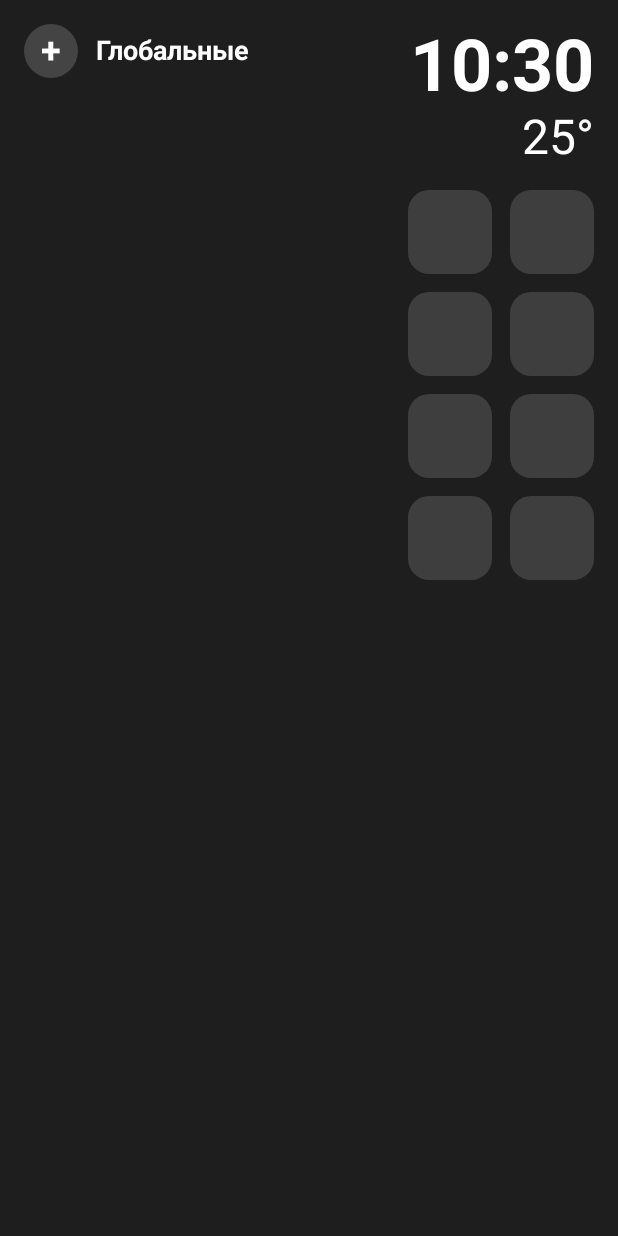
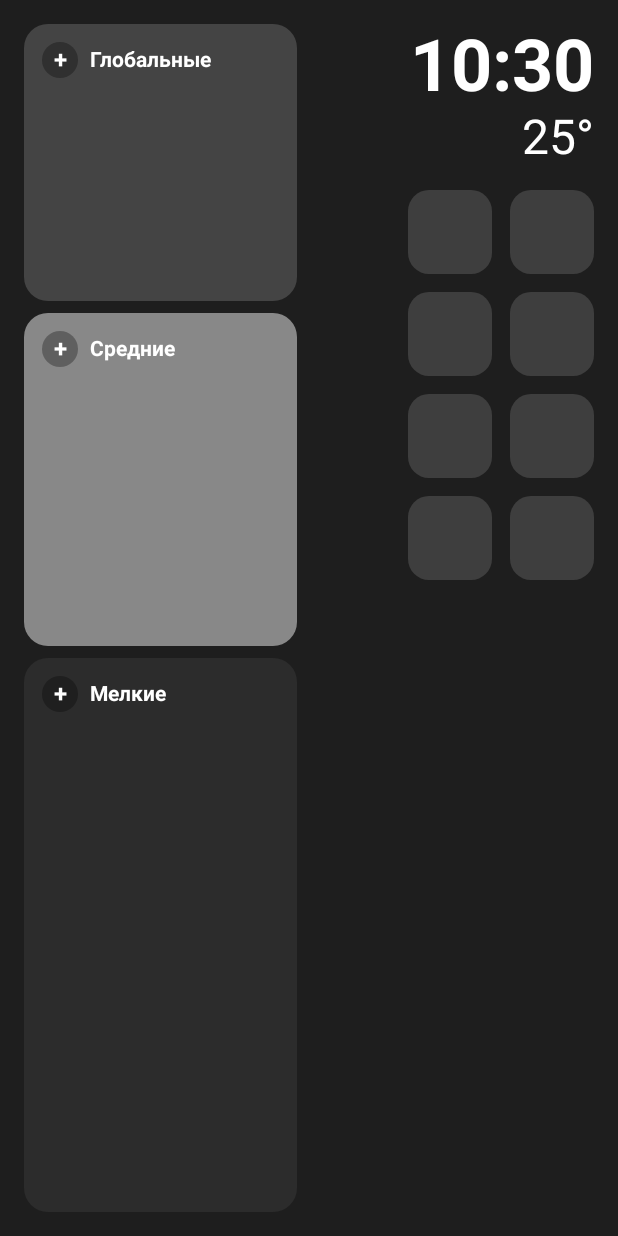
Before and after one commit to Altegro-Salvatore/MyLauncher, an Android app built with Jetpack Compose: the screen it shows after launch (MainActivity), on a phone screen of 412 x 824 dp. Run offline under Robolectric (Android 15) with nearby library versions, the phone set to English and light mode, and no system bars.

Commit message:
Update MainActivity.kt

```diff
--- a/app/src/main/java/com/example/gamelauncher/MainActivity.kt
+++ b/app/src/main/java/com/example/gamelauncher/MainActivity.kt
@@ -46,7 +46,8 @@ import java.util.Locale
 import java.util.UUID
 
 data class AppInfo(val name: String, val packageName: String, val icon: Drawable)
-data class TaskItem(val id: String, val title: String, val isDone: Boolean)
+// Добавили category, чтобы понимать, к какой плашке относится задача
+data class TaskItem(val id: String, val title: String, val isDone: Boolean, val category: String)
 
 fun saveTasks(context: Context, tasks: List<TaskItem>) {
     val jsonArray = JSONArray()
@@ -55,6 +56,7 @@ fun saveTasks(context: Context, tasks: List<TaskItem>) {
         jsonObj.put("id", it.id)
         jsonObj.put("title", it.title)
         jsonObj.put("isDone", it.isDone)
+        jsonObj.put("category", it.category)
         jsonArray.put(jsonObj)
     }
     context.getSharedPreferences("launcher_prefs", Context.MODE_PRIVATE)
@@ -69,7 +71,12 @@ fun loadTasks(context: Context): List<TaskItem> {
         val jsonArray = JSONArray(jsonStr)
         for (i in 0 until jsonArray.length()) {
             val obj = jsonArray.getJSONObject(i)
-            list.add(TaskItem(obj.getString("id"), obj.getString("title"), obj.getBoolean("isDone")))
+            list.add(TaskItem(
+                obj.getString("id"),
+                obj.getString("title"),
+                obj.getBoolean("isDone"),
+                obj.optString("category", "Minor") // По умолчанию в мелкие
+            ))
         }
     } catch (e: Exception) {}
     return list
@@ -77,7 +84,6 @@ fun loadTasks(context: Context): List<TaskItem> {
 
 fun hasUsageStatsPermission(context: Context): Boolean {
     val appOps = context.getSystemService(Context.APP_OPS_SERVICE) as AppOpsManager
-    // Вот тут была ошибка, теперь AppOpsManager
     val mode = appOps.unsafeCheckOpNoThrow(AppOpsManager.OPSTR_GET_USAGE_STATS, android.os.Process.myUid(), context.packageName)
     return mode == AppOpsManager.MODE_ALLOWED
 }
@@ -136,8 +142,11 @@ fun ScreenOne() {
     var currentTime by remember { mutableStateOf("") }
 
     var tasks by remember { mutableStateOf(loadTasks(context)) }
+
+    // Состояния для окна добавления
     var showAddDialog by remember { mutableStateOf(false) }
     var inputTask by remember { mutableStateOf("") }
+    var currentCategory by remember { mutableStateOf("Major") } // По умолчанию глобальные
 
     if (showAddDialog) {
         AlertDialog(
@@ -154,7 +163,7 @@ fun ScreenOne() {
             confirmButton = {
                 TextButton(onClick = {
                     if (inputTask.isNotBlank()) {
-                        val newTask = TaskItem(UUID.randomUUID().toString(), inputTask, false)
+                        val newTask = TaskItem(UUID.randomUUID().toString(), inputTask, false, currentCategory)
                         tasks = tasks + newTask
                         saveTasks(context, tasks)
                     }
@@ -186,48 +195,53 @@ fun ScreenOne() {
     LaunchedEffect(Unit) { hasPermission = hasUsageStatsPermission(context) }
 
     Row(modifier = Modifier.fillMaxSize().background(Color(0xFF1E1E1E)).padding(16.dp)) {
-        // ЛЕВАЯ КОЛОНКА - СПИСОК ЗАДАЧ
-        Column(modifier = Modifier.weight(1f).fillMaxHeight()) {
-            Row(verticalAlignment = Alignment.CenterVertically, modifier = Modifier.fillMaxWidth().padding(bottom = 12.dp)) {
-                Box(
-                    modifier = Modifier.size(36.dp).background(Color.DarkGray, CircleShape)
-                        .clickable { showAddDialog = true },
-                    contentAlignment = Alignment.Center
-                ) {
-                    Text("+", color = Color.White, fontSize = 24.sp, fontWeight = FontWeight.Bold)
-                }
-                Spacer(modifier = Modifier.width(12.dp))
-                Text("Глобальные", color = Color.White, fontSize = 18.sp, fontWeight = FontWeight.Bold)
+
+        // ЛЕВАЯ КОЛОНКА - ТРИ ПЛАШКИ
+        Column(modifier = Modifier.weight(1f).fillMaxHeight(), verticalArrangement = Arrangement.spacedBy(8.dp)) {
+
+            // 1. ГЛОБАЛЬНЫЕ (Маленькая)
+            Box(modifier = Modifier.weight(1f).fillMaxWidth().background(Color.DarkGray, RoundedCornerShape(16.dp))) {
+                QuestListCard(
+                    title = "Глобальные",
+                    category = "Major",
+                    tasks = tasks.filter { it.category == "Major" },
+                    onAddClick = { currentCategory = "Major"; showAddDialog = true },
+                    onTaskToggle = { task ->
+                        val updated = tasks.map { if (it.id == task.id) it.copy(isDone = !it.isDone) else it }
+                        tasks = updated
+                        saveTasks(context, updated)
+                    }
+                )
             }
 
-            LazyColumn(modifier = Modifier.fillMaxSize(), verticalArrangement = Arrangement.spacedBy(8.dp)) {
-                items(tasks) { task ->
-                    Row(
-                        verticalAlignment = Alignment.CenterVertically,
-                        modifier = Modifier.fillMaxWidth().padding(vertical = 4.dp)
-                    ) {
-                        Box(
-                            modifier = Modifier
-                                .size(24.dp)
-                                .border(2.dp, if (task.isDone) Color.Green else Color.Gray, CircleShape)
-                                .background(if (task.isDone) Color.Green else Color.Transparent, CircleShape)
-                                .clickable {
-                                    val updatedTasks = tasks.map {
-                                        if (it.id == task.id) it.copy(isDone = !it.isDone) else it
-                                    }
-                                    tasks = updatedTasks
-                                    saveTasks(context, updatedTasks)
-                                }
-                        )
-                        Spacer(modifier = Modifier.width(12.dp))
-                        Text(
-                            text = task.title,
-                            color = if (task.isDone) Color.Gray else Color.White,
-                            textDecoration = if (task.isDone) TextDecoration.LineThrough else null,
-                            fontSize = 16.sp
-                        )
+            // 2. СРЕДНИЕ (Средняя)
+            Box(modifier = Modifier.weight(1.2f).fillMaxWidth().background(Color.Gray, RoundedCornerShape(16.dp))) {
+                QuestListCard(
+                    title = "Средние",
+                    category = "Medium",
+                    tasks = tasks.filter { it.category == "Medium" },
+                    onAddClick = { currentCategory = "Medium"; showAddDialog = true },
+                    onTaskToggle = { task ->
+                        val updated = tasks.map { if (it.id == task.id) it.copy(isDone = !it.isDone) else it }
+                        tasks = updated
+                        saveTasks(context, updated)
                     }
-                }
+                )
+            }
+
+            // 3. МЕЛКИЕ (Большая)
+            Box(modifier = Modifier.weight(2f).fillMaxWidth().background(Color(0xFF2C2C2C), RoundedCornerShape(16.dp))) {
+                QuestListCard(
+                    title = "Мелкие",
+                    category = "Minor",
+                    tasks = tasks.filter { it.category == "Minor" },
+                    onAddClick = { currentCategory = "Minor"; showAddDialog = true },
+                    onTaskToggle = { task ->
+                        val updated = tasks.map { if (it.id == task.id) it.copy(isDone = !it.isDone) else it }
+                        tasks = updated
+                        saveTasks(context, updated)
+                    }
+                )
             }
         }
 
@@ -264,6 +278,54 @@ fun ScreenOne() {
                             }
                         }
                     }
+                }
+            }
+        }
+    }
+}
+
+// Отдельный компонент для красивой карточки со списком
+@Composable
+fun QuestListCard(
+    title: String,
+    category: String,
+    tasks: List<TaskItem>,
+    onAddClick: () -> Unit,
+    onTaskToggle: (TaskItem) -> Unit
+) {
+    Column(modifier = Modifier.fillMaxSize().padding(12.dp)) {
+        // Шапка с названием и плюсом
+        Row(verticalAlignment = Alignment.CenterVertically, modifier = Modifier.fillMaxWidth().padding(bottom = 8.dp)) {
+            Box(
+                modifier = Modifier.size(24.dp).background(Color.Black.copy(alpha = 0.3f), CircleShape)
+                    .clickable { onAddClick() },
+                contentAlignment = Alignment.Center
+            ) {
+                Text("+", color = Color.White, fontSize = 16.sp, fontWeight = FontWeight.Bold)
+            }
+            Spacer(modifier = Modifier.width(8.dp))
+            Text(title, color = Color.White, fontSize = 14.sp, fontWeight = FontWeight.Bold)
+        }
+
+        // Сам список задач
+        LazyColumn(verticalArrangement = Arrangement.spacedBy(6.dp)) {
+            items(tasks) { task ->
+                Row(verticalAlignment = Alignment.CenterVertically, modifier = Modifier.fillMaxWidth()) {
+                    // Круглый чекбокс
+                    Box(
+                        modifier = Modifier
+                            .size(18.dp)
+                            .border(2.dp, if (task.isDone) Color.Green else Color.LightGray, CircleShape)
+                            .background(if (task.isDone) Color.Green else Color.Transparent, CircleShape)
+                            .clickable { onTaskToggle(task) }
+                    )
+                    Spacer(modifier = Modifier.width(8.dp))
+                    Text(
+                        text = task.title,
+                        color = if (task.isDone) Color.LightGray else Color.White,
+                        textDecoration = if (task.isDone) TextDecoration.LineThrough else null,
+                        fontSize = 13.sp
+                    )
                 }
             }
         }
```
